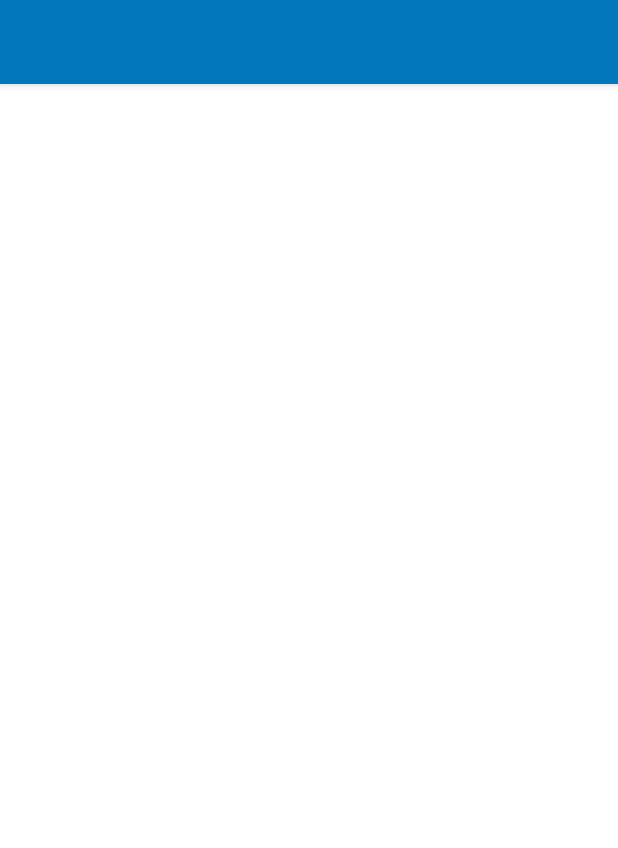
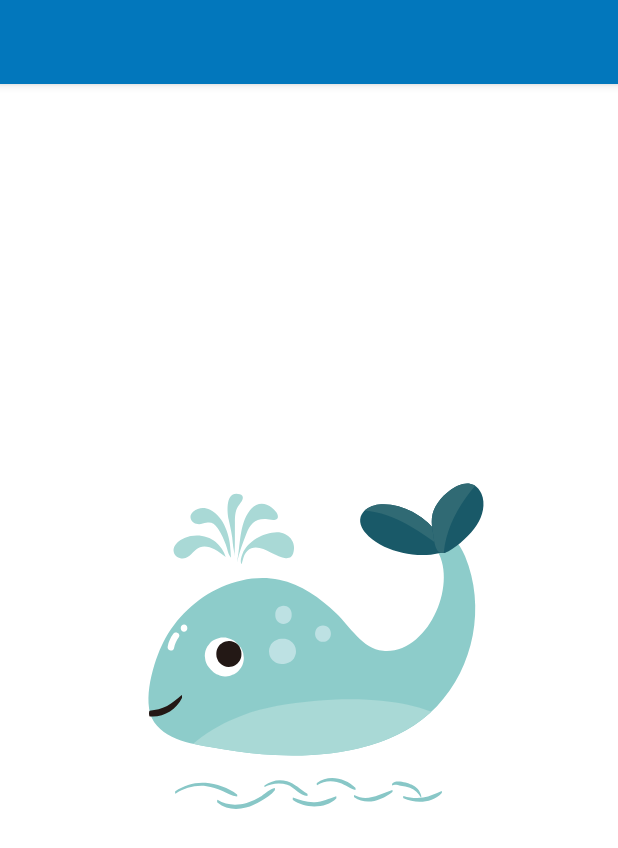
Before and after one commit to Simsimplus/Island_old, an Android app: the layout main_fragment.xml on its own in the app's theme, with its tools: preview values and no code run, on a phone screen of 412 x 824 dp. Shown: the top 848 px of the screen. Run offline under Robolectric (Android 15) with nearby library versions, the phone set to English and light mode, and no system bars; network calls fail.

Commit message:
change MainFragment layout to constrain layout

```diff
--- a/app/src/main/java/com/simsim/island/ui/main/MainFragment.kt
+++ b/app/src/main/java/com/simsim/island/ui/main/MainFragment.kt
@@ -137,6 +137,7 @@ class MainFragment : Fragment() {
                 if (loadStates.refresh is LoadState.Loading) {
                     binding.mainProgressIndicator.visibility = View.VISIBLE
                     binding.loadingImage.visibility = View.VISIBLE
+                    binding.fabAdd.visibility = View.INVISIBLE
                     val loadingImageId = when ((1..12).random()) {
                         1 -> R.drawable.ic_blue_ocean1
                         2 -> R.drawable.ic_blue_ocean2
@@ -160,6 +161,7 @@ class MainFragment : Fragment() {
                     binding.indicatorTextview.visibility = View.GONE
                     binding.loadingImage.visibility = View.GONE
                     binding.chipScrollView.visibility = View.VISIBLE
+                    binding.fabAdd.visibility = View.VISIBLE
                 }
                 if (loadStates.refresh is LoadState.Error) {
                     binding.indicatorTextview.isVisible = true
--- a/app/src/main/res/layout/main_fragment.xml
+++ b/app/src/main/res/layout/main_fragment.xml
@@ -26,11 +26,45 @@
                 android:layout_height="?attr/actionBarSize" />
         </com.google.android.material.appbar.AppBarLayout>
 
-        <LinearLayout
+        <androidx.constraintlayout.widget.ConstraintLayout
             android:layout_width="match_parent"
             android:layout_height="match_parent"
             android:orientation="vertical"
             app:layout_behavior="com.google.android.material.appbar.AppBarLayout$ScrollingViewBehavior">
+
+            <androidx.swiperefreshlayout.widget.SwipeRefreshLayout
+                android:id="@+id/swipe_fresh_layout"
+                android:layout_width="match_parent"
+                android:layout_height="match_parent"
+                app:layout_constraintBottom_toBottomOf="parent"
+                app:layout_constraintEnd_toEndOf="parent"
+                app:layout_constraintStart_toStartOf="parent"
+                app:layout_constraintTop_toTopOf="parent">
+
+                <androidx.recyclerview.widget.RecyclerView
+                    android:id="@+id/main_recycler_view"
+                    android:layout_width="match_parent"
+                    android:layout_height="match_parent"
+                    android:layout_marginTop="@dimen/md_card_margin"
+                    android:background="@color/white"
+                    android:visibility="visible" />
+
+            </androidx.swiperefreshlayout.widget.SwipeRefreshLayout>
+
+            <com.google.android.material.floatingactionbutton.FloatingActionButton
+                android:id="@+id/fab_add"
+                android:layout_width="wrap_content"
+                android:layout_height="wrap_content"
+                android:layout_marginEnd="20dp"
+                android:layout_marginBottom="20dp"
+                android:clickable="true"
+                android:contentDescription="@string/fab_add_new_thread"
+                android:focusable="true"
+                android:visibility="invisible"
+                app:fabSize="mini"
+                app:layout_constraintBottom_toBottomOf="parent"
+                app:layout_constraintEnd_toEndOf="parent"
+                app:srcCompat="@drawable/ic_round_add_24" />
 
             <HorizontalScrollView
                 android:id="@+id/chip_scroll_view"
@@ -38,7 +72,10 @@
                 android:layout_height="wrap_content"
                 android:scrollbars="none"
                 android:visibility="gone"
-                >
+                app:layout_constraintEnd_toEndOf="parent"
+                app:layout_constraintStart_toStartOf="parent"
+                app:layout_constraintTop_toTopOf="parent"
+                tools:visibility="visible">
 
                 <com.google.android.material.chip.ChipGroup
                     android:id="@+id/main_fragment_chips"
@@ -51,22 +88,6 @@
                 </com.google.android.material.chip.ChipGroup>
             </HorizontalScrollView>
 
-            <com.google.android.material.progressindicator.LinearProgressIndicator
-                android:id="@+id/main_progress_indicator"
-                android:layout_width="match_parent"
-                android:layout_height="wrap_content"
-                android:indeterminate="true"
-                android:visibility="gone" />
-
-            <ImageView
-                android:id="@+id/loading_image"
-                android:layout_width="match_parent"
-                android:layout_height="match_parent"
-                android:adjustViewBounds="true"
-                android:contentDescription="@string/loading_image"
-                android:visibility="gone"
-                tools:srcCompat="@drawable/ic_blue_ocean1" />
-
             <TextView
                 android:id="@+id/indicator_textview"
                 android:layout_width="match_parent"
@@ -76,24 +97,41 @@
                 android:textAppearance="@style/TextAppearance.AppCompat.Large"
                 android:textColor="#646464"
                 android:textSize="25sp"
-                android:visibility="gone" />
+                android:visibility="gone"
+                app:layout_constraintBottom_toBottomOf="parent"
+                app:layout_constraintEnd_toEndOf="parent"
+                app:layout_constraintStart_toStartOf="parent"
+                app:layout_constraintTop_toTopOf="parent"
+                tools:visibility="visible" />
+
+            <com.google.android.material.progressindicator.LinearProgressIndicator
+                android:id="@+id/main_progress_indicator"
+                android:layout_width="match_parent"
+                android:layout_height="wrap_content"
+                android:indeterminate="true"
+                android:visibility="gone"
+                app:layout_constraintEnd_toEndOf="parent"
+                app:layout_constraintStart_toStartOf="parent"
+                app:layout_constraintTop_toTopOf="parent"
+                tools:visibility="visible" />
+
+            <ImageView
+                android:id="@+id/loading_image"
+                android:layout_width="match_parent"
+                android:layout_height="match_parent"
+                android:adjustViewBounds="true"
+                android:background="@color/white"
+                android:contentDescription="@string/loading_image"
+                android:visibility="gone"
+                app:layout_constraintBottom_toBottomOf="parent"
+                app:layout_constraintEnd_toEndOf="parent"
+                app:layout_constraintStart_toStartOf="parent"
+                app:layout_constraintTop_toBottomOf="@id/main_progress_indicator"
+                tools:srcCompat="@drawable/ic_blue_ocean1"
+                tools:visibility="visible" />
 
 
-            <androidx.swiperefreshlayout.widget.SwipeRefreshLayout
-                android:id="@+id/swipe_fresh_layout"
-                android:layout_width="match_parent"
-                android:layout_height="match_parent">
-
-                <androidx.recyclerview.widget.RecyclerView
-                    android:id="@+id/main_recycler_view"
-                    android:layout_width="match_parent"
-                    android:layout_height="match_parent"
-                    android:layout_marginTop="@dimen/md_card_margin"
-                    android:background="@color/white"
-                    android:visibility="visible" />
-
-            </androidx.swiperefreshlayout.widget.SwipeRefreshLayout>
-        </LinearLayout>
+        </androidx.constraintlayout.widget.ConstraintLayout>
 
 
     </androidx.coordinatorlayout.widget.CoordinatorLayout>
--- a/app/src/main/res/menu/main_toolbar_menu.xml
+++ b/app/src/main/res/menu/main_toolbar_menu.xml
@@ -8,6 +8,11 @@
 <!--        android:title="@string/menu_item_search"-->
 <!--        app:actionViewClass="android.widget.SearchView"-->
 <!--        app:showAsAction="ifRoom" />-->
+<!--    <item-->
+<!--        android:id="@+id/main_fragment_menu_add"-->
+<!--        android:icon="@drawable/ic_round_add_24"-->
+<!--        android:title="@string/menu_add"-->
+<!--        app:showAsAction="ifRoom" />-->
     <item
         android:id="@+id/menu_item_refresh"
         android:icon="@drawable/ic_baseline_refresh_24"
--- a/app/src/main/res/values/strings.xml
+++ b/app/src/main/res/values/strings.xml
@@ -34,6 +34,7 @@
     <string name="water_mark">水印</string>
     <string name="has_water_mark">有水印</string>
     <string name="no_water_mark">无水印</string>
+    <string name="fab_add_new_thread">add_new_thread</string>
     <!--    <string name="emoji_list">|∀ﾟ, (´ﾟДﾟ`), (;´Д`), (｀･ω･), (=ﾟωﾟ)=, | ω・´), |-` ), |д` ), |ー` ), |∀` ), (つд⊂), (ﾟДﾟ≡ﾟДﾟ), (＾o＾)ﾉ, (|||ﾟДﾟ), ( ﾟ∀ﾟ), ( ´∀`), (*´∀`), (*ﾟ∇ﾟ), (*ﾟーﾟ), (　ﾟ 3ﾟ), ( ´ー`), ( ・_ゝ・), ( ´_ゝ`), (*´д`), (・ー・), (・∀・), (ゝ∀･), (〃∀〃), (*ﾟ∀ﾟ*), ( ﾟ∀。), ( `д´), (`ε´ ), (`ヮ´ ), σ`∀´),  ﾟ∀ﾟ)σ, ﾟ ∀ﾟ)ノ, (╬ﾟдﾟ), (|||ﾟдﾟ), ( ﾟдﾟ), Σ( ﾟдﾟ), ( ;ﾟдﾟ), ( ;´д`), (　д ) ﾟ ﾟ, ( ☉д⊙), (((　ﾟдﾟ))), ( ` ・´), ( ´д`), ( -д-), (>д<), ･ﾟ( ﾉд`ﾟ), ( TдT), (￣∇￣), (￣3￣), (￣ｰ￣), (￣ . ￣), (￣皿￣), (￣艸￣), (￣︿￣), (￣︶￣), ヾ(´ωﾟ｀), (*´ω`*), (・ω・), ( ´・ω), (｀・ω), (´・ω・`), (`・ω・´), ( `_っ´), ( `ー´), ( ´_っ`), ( ´ρ`), ( ﾟωﾟ), (oﾟωﾟo), (　^ω^), (｡◕∀◕｡), /( ◕‿‿◕ )\, ヾ(´ε`ヾ), (ノﾟ∀ﾟ)ノ, (σﾟдﾟ)σ, (σﾟ∀ﾟ)σ, |дﾟ ), ┃電柱┃, ﾟ(つд`ﾟ), ﾟÅﾟ )　, ⊂彡☆))д`), ⊂彡☆))д´), ⊂彡☆))∀`), (´∀((☆ミつ-->
 <!--</string>-->
 </resources>
```
